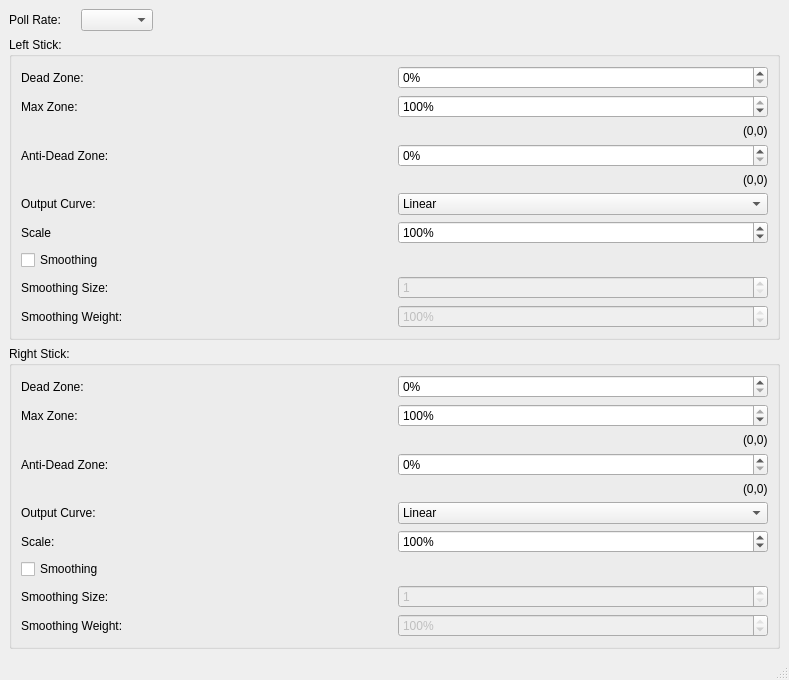
Above: testmainwindownow.ui from Ryochan7/xinput_scpcontrol_test before the change. Below: the same form after it.
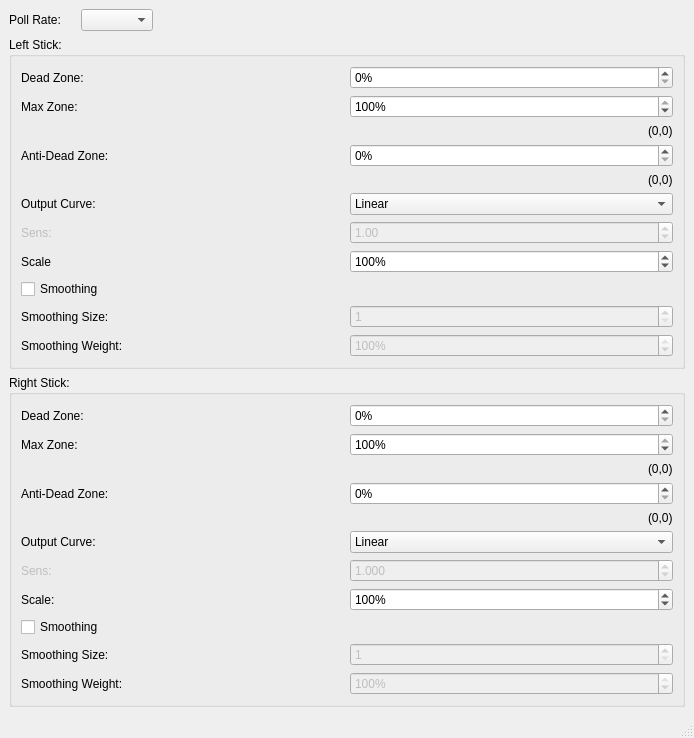
That is the form after the change.

Commit message: Added power curve. Increase trigger dead zone. Change flipping of stick Y axes.

What changed in the file:
```diff
--- a/testmainwindownow.ui
+++ b/testmainwindownow.ui
@@ -6,16 +6,10 @@
    <rect>
     <x>0</x>
     <y>0</y>
-    <width>789</width>
-    <height>675</height>
+    <width>694</width>
+    <height>736</height>
    </rect>
   </property>
-  <property name="minimumSize">
-   <size>
-    <width>300</width>
-    <height>0</height>
-   </size>
-  </property>
   <property name="windowTitle">
    <string>XInput Emu Tester</string>
   </property>
@@ -222,6 +216,42 @@
          </item>
         </layout>
        </item>
+       <item>
+        <layout class="QHBoxLayout" name="horizontalLayout_16">
+         <item>
+          <widget class="QLabel" name="leftStickSensLabel">
+           <property name="enabled">
+            <bool>false</bool>
+           </property>
+           <property name="text">
+            <string>Sens:</string>
+           </property>
+           <property name="buddy">
+            <cstring>leftStickSensDoubleSpinBox</cstring>
+           </property>
+          </widget>
+         </item>
+         <item>
+          <widget class="QDoubleSpinBox" name="leftStickSensDoubleSpinBox">
+           <property name="enabled">
+            <bool>false</bool>
+           </property>
+           <property name="minimum">
+            <double>0.000000000000000</double>
+           </property>
+           <property name="maximum">
+            <double>1000.000000000000000</double>
+           </property>
+           <property name="singleStep">
+            <double>0.100000000000000</double>
+           </property>
+           <property name="value">
+            <double>1.000000000000000</double>
+           </property>
+          </widget>
+         </item>
+        </layout>
+       </item>
        <item>
         <layout class="QHBoxLayout" name="horizontalLayout_8">
          <item>
@@ -462,6 +492,42 @@
          </item>
         </layout>
        </item>
+       <item>
+        <layout class="QHBoxLayout" name="horizontalLayout_17">
+         <item>
+          <widget class="QLabel" name="rightStickSensLabel">
+           <property name="enabled">
+            <bool>false</bool>
+           </property>
+           <property name="text">
+            <string>Sens:</string>
+           </property>
+          </widget>
+         </item>
+         <item>
+          <widget class="QDoubleSpinBox" name="rightStickSensDoubleSpinBox">
+           <property name="enabled">
+            <bool>false</bool>
+           </property>
+           <property name="decimals">
+            <number>3</number>
+           </property>
+           <property name="minimum">
+            <double>0.001000000000000</double>
+           </property>
+           <property name="maximum">
+            <double>1000.000000000000000</double>
+           </property>
+           <property name="singleStep">
+            <double>0.100000000000000</double>
+           </property>
+           <property name="value">
+            <double>1.000000000000000</double>
+           </property>
+          </widget>
+         </item>
+        </layout>
+       </item>
        <item>
         <layout class="QHBoxLayout" name="horizontalLayout_9">
          <item>
```
Left out of the diff: 12 changed lines with no effect on the pictures. The commit also changes 6 other files.
